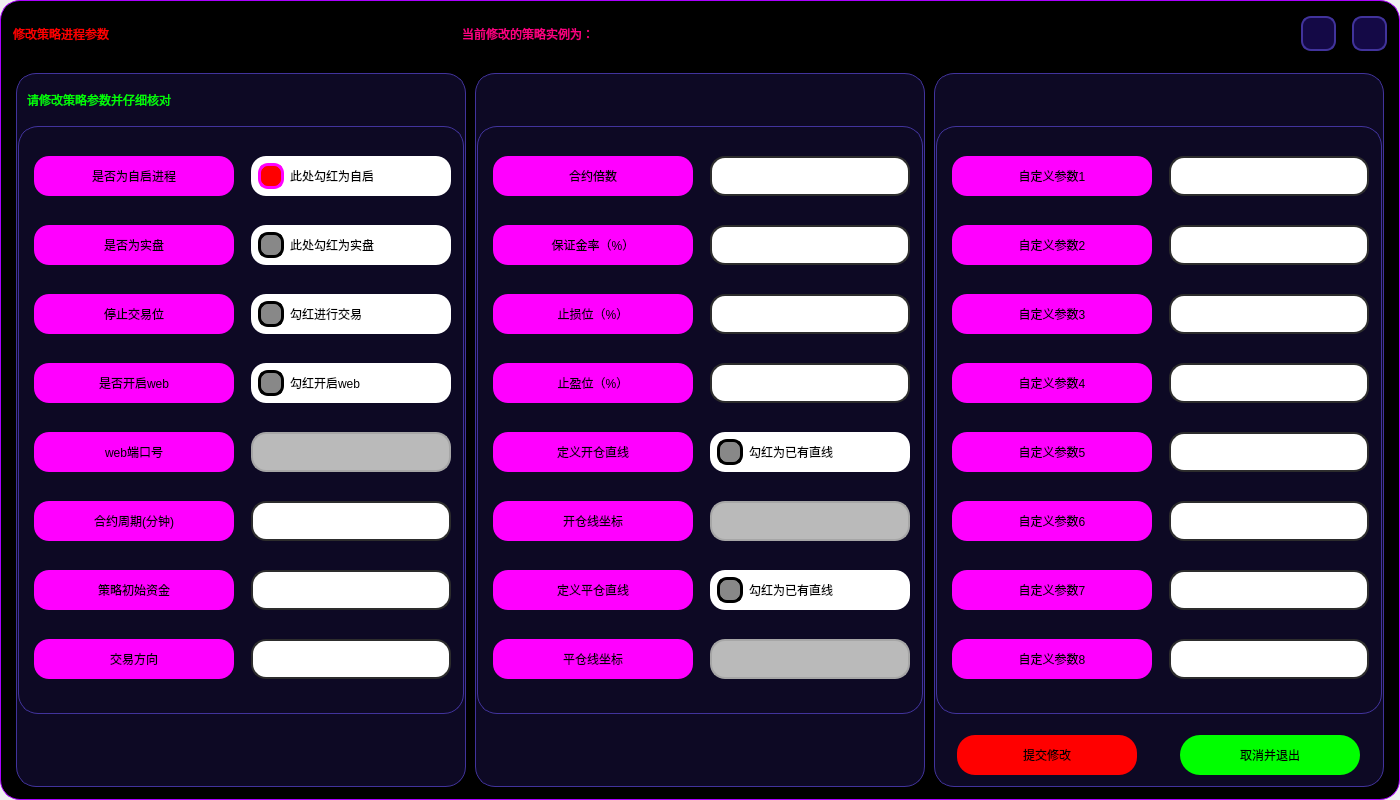
Old version of the form UI/ModifyParameters_dark.ui in the repository shiyindebcd/ProcessTrader.
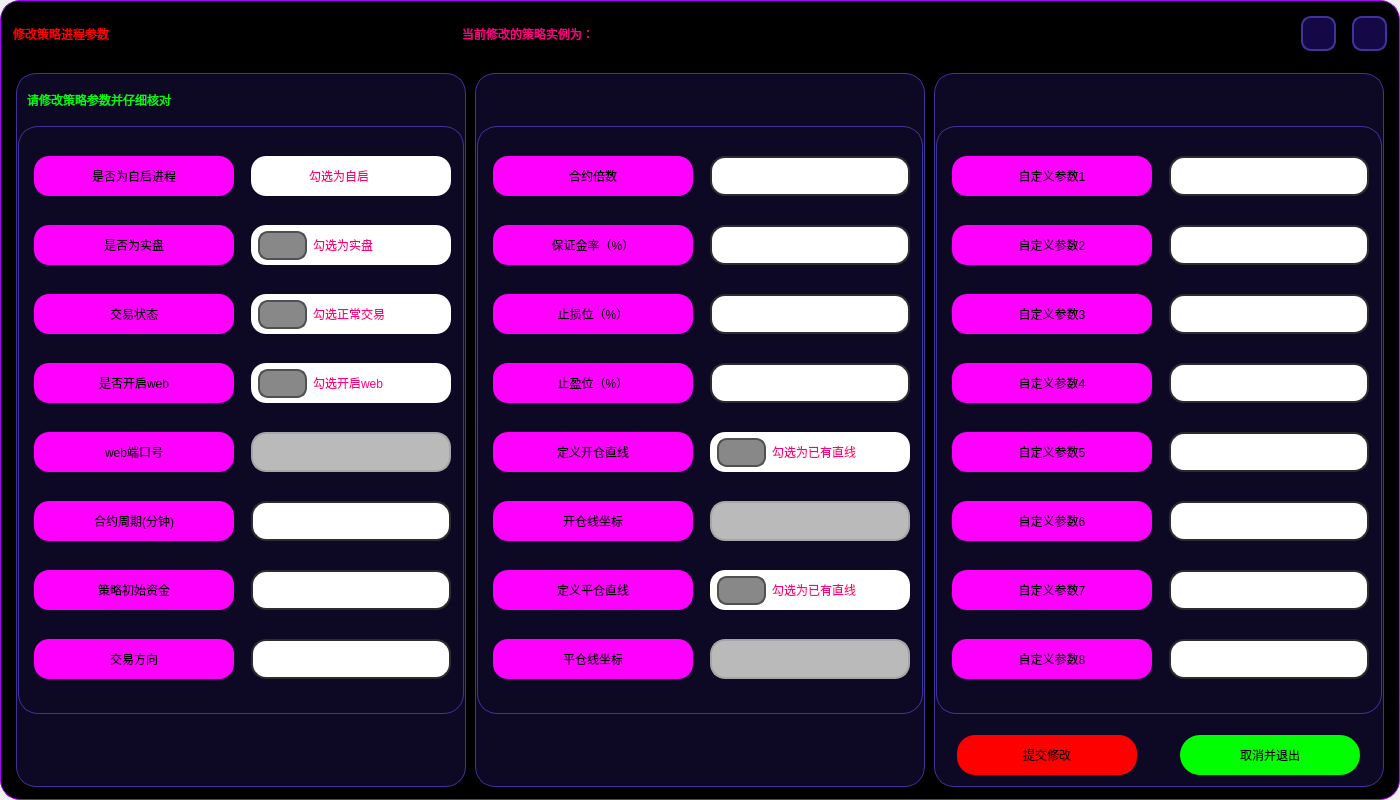
New version of the form. Icons and pictures are not drawn.

```diff
--- a/UI/ModifyParameters_dark.ui
+++ b/UI/ModifyParameters_dark.ui
@@ -594,7 +594,7 @@
 }</string>
                     </property>
                     <property name="text">
-                     <string>停止交易位</string>
+                     <string>交易状态</string>
                     </property>
                     <property name="alignment">
                      <set>Qt::AlignCenter</set>
@@ -856,6 +856,9 @@
                   </property>
                   <item>
                    <widget class="QCheckBox" name="checkBox_whether_self_start">
+                    <property name="enabled">
+                     <bool>true</bool>
+                    </property>
                     <property name="minimumSize">
                      <size>
                       <width>200</width>
@@ -870,8 +873,9 @@
                     </property>
                     <property name="styleSheet">
                      <string notr="true">QCheckBox{	
+	color: rgb(255, 0, 127);
 	background-color: rgb(255, 255, 255);
-	font: 700 16pt &quot;等线&quot;;
+	font: 700 14pt &quot;等线&quot;;
 	border-radius: 15px;
 	padding:3px 3px 3px 7px;
 }
@@ -879,19 +883,19 @@
 	border: 3px solid rgb(255, 85, 0);
 }
 QCheckBox::indicator {
-    width: 20px;
-    height: 20px;
+    width: 45px;
+    height: 25px;
     border-radius:10px;
 }
  
 QCheckBox::indicator:checked {
-    background-color:rgb(255, 0, 0);
-    border: 3px solid rgb(255, 0, 255);
-}
- 
+    background-color:rgb(0, 200, 0);
+    border: 3px solid rgb(255, 0, 0);
+	image: url(:/icon/icons/勾选.svg);
+ }
 QCheckBox::indicator:unchecked {
     background-color:rgb(136, 136, 136);
-    border:3px solid black;
+    border:2px solid rgb(80, 80, 80);
 }
 QCheckBox:disabled{
 	color: rgb(0, 0, 0);
@@ -900,7 +904,7 @@
 }</string>
                     </property>
                     <property name="text">
-                     <string>此处勾红为自启</string>
+                     <string>勾选为自启</string>
                     </property>
                     <property name="checked">
                      <bool>true</bool>
@@ -923,8 +927,9 @@
                     </property>
                     <property name="styleSheet">
                      <string notr="true">QCheckBox{	
+	color: rgb(255, 0, 127);
 	background-color: rgb(255, 255, 255);
-	font: 700 16pt &quot;等线&quot;;
+	font: 700 14pt &quot;等线&quot;;
 	border-radius: 15px;
 	padding:3px 3px 3px 7px;
 }
@@ -932,19 +937,19 @@
 	border: 3px solid rgb(255, 85, 0);
 }
 QCheckBox::indicator {
-    width: 20px;
-    height: 20px;
+    width: 45px;
+    height: 25px;
     border-radius:10px;
 }
  
 QCheckBox::indicator:checked {
-    background-color:rgb(255, 0, 0);
-    border: 3px solid rgb(255, 0, 255);
-}
- 
+    background-color:rgb(0, 200, 0);
+    border: 3px solid rgb(255, 0, 0);
+	image: url(:/icon/icons/勾选.svg);
+ }
 QCheckBox::indicator:unchecked {
     background-color:rgb(136, 136, 136);
-    border:3px solid black;
+    border:2px solid rgb(80, 80, 80);
 }
 QCheckBox:disabled{
 	color: rgb(0, 0, 0);
@@ -953,7 +958,7 @@
 }</string>
                     </property>
                     <property name="text">
-                     <string>此处勾红为实盘</string>
+                     <string>勾选为实盘</string>
                     </property>
                    </widget>
                   </item>
@@ -973,8 +978,9 @@
                     </property>
                     <property name="styleSheet">
                      <string notr="true">QCheckBox{	
+	color: rgb(255, 0, 127);
 	background-color: rgb(255, 255, 255);
-	font: 700 16pt &quot;等线&quot;;
+	font: 700 14pt &quot;等线&quot;;
 	border-radius: 15px;
 	padding:3px 3px 3px 7px;
 }
@@ -982,19 +988,19 @@
 	border: 3px solid rgb(255, 85, 0);
 }
 QCheckBox::indicator {
-    width: 20px;
-    height: 20px;
+    width: 45px;
+    height: 25px;
     border-radius:10px;
 }
  
 QCheckBox::indicator:checked {
-    background-color:rgb(255, 0, 0);
-    border: 3px solid rgb(255, 0, 255);
-}
- 
+    background-color:rgb(0, 200, 0);
+    border: 3px solid rgb(255, 0, 0);
+	image: url(:/icon/icons/勾选.svg);
+ }
 QCheckBox::indicator:unchecked {
     background-color:rgb(136, 136, 136);
-    border:3px solid black;
+    border:2px solid rgb(80, 80, 80);
 }
 QCheckBox:disabled{
 	color: rgb(0, 0, 0);
@@ -1003,7 +1009,7 @@
 }</string>
                     </property>
                     <property name="text">
-                     <string>勾红进行交易</string>
+                     <string>勾选正常交易</string>
                     </property>
                    </widget>
                   </item>
@@ -1023,8 +1029,9 @@
                     </property>
                     <property name="styleSheet">
                      <string notr="true">QCheckBox{	
+	color: rgb(255, 0, 127);
 	background-color: rgb(255, 255, 255);
-	font: 700 16pt &quot;等线&quot;;
+	font: 700 14pt &quot;等线&quot;;
 	border-radius: 15px;
 	padding:3px 3px 3px 7px;
 }
@@ -1032,19 +1039,19 @@
 	border: 3px solid rgb(255, 85, 0);
 }
 QCheckBox::indicator {
-    width: 20px;
-    height: 20px;
+    width: 45px;
+    height: 25px;
     border-radius:10px;
 }
  
 QCheckBox::indicator:checked {
-    background-color:rgb(255, 0, 0);
-    border: 3px solid rgb(255, 0, 255);
-}
- 
+    background-color:rgb(0, 200, 0);
+    border: 3px solid rgb(255, 0, 0);
+	image: url(:/icon/icons/勾选.svg);
+ }
 QCheckBox::indicator:unchecked {
     background-color:rgb(136, 136, 136);
-    border:3px solid black;
+    border:2px solid rgb(80, 80, 80);
 }
 QCheckBox:disabled{
 	color: rgb(0, 0, 0);
@@ -1053,7 +1060,7 @@
 }</string>
                     </property>
                     <property name="text">
-                     <string>勾红开启web</string>
+                     <string>勾选开启web</string>
                     </property>
                    </widget>
                   </item>
@@ -1946,8 +1953,9 @@
                     </property>
                     <property name="styleSheet">
                      <string notr="true">QCheckBox{	
+	color: rgb(255, 0, 127);
 	background-color: rgb(255, 255, 255);
-	font: 700 16pt &quot;等线&quot;;
+	font: 700 14pt &quot;等线&quot;;
 	border-radius: 15px;
 	padding:3px 3px 3px 7px;
 }
@@ -1955,19 +1963,19 @@
 	border: 3px solid rgb(255, 85, 0);
 }
 QCheckBox::indicator {
-    width: 20px;
-    height: 20px;
+    width: 45px;
+    height: 25px;
     border-radius:10px;
 }
  
 QCheckBox::indicator:checked {
-    background-color:rgb(255, 0, 0);
-    border: 3px solid rgb(255, 0, 255);
-}
- 
+    background-color:rgb(0, 200, 0);
+    border: 3px solid rgb(255, 0, 0);
+	image: url(:/icon/icons/勾选.svg);
+ }
 QCheckBox::indicator:unchecked {
     background-color:rgb(136, 136, 136);
-    border:3px solid black;
+    border:2px solid rgb(80, 80, 80);
 }
 QCheckBox:disabled{
 	color: rgb(0, 0, 0);
@@ -1976,7 +1984,7 @@
 }</string>
                     </property>
                     <property name="text">
-                     <string>勾红为已有直线</string>
+                     <string>勾选为已有直线</string>
                     </property>
                     <property name="checked">
                      <bool>false</bool>
@@ -2040,8 +2048,9 @@
                     </property>
                     <property name="styleSheet">
                      <string notr="true">QCheckBox{	
+	color: rgb(255, 0, 127);
 	background-color: rgb(255, 255, 255);
-	font: 700 16pt &quot;等线&quot;;
+	font: 700 14pt &quot;等线&quot;;
 	border-radius: 15px;
 	padding:3px 3px 3px 7px;
 }
@@ -2049,19 +2058,19 @@
 	border: 3px solid rgb(255, 85, 0);
 }
 QCheckBox::indicator {
-    width: 20px;
-    height: 20px;
+    width: 45px;
+    height: 25px;
     border-radius:10px;
 }
  
 QCheckBox::indicator:checked {
-    background-color:rgb(255, 0, 0);
-    border: 3px solid rgb(255, 0, 255);
-}
- 
+    background-color:rgb(0, 200, 0);
+    border: 3px solid rgb(255, 0, 0);
+	image: url(:/icon/icons/勾选.svg);
+ }
 QCheckBox::indicator:unchecked {
     background-color:rgb(136, 136, 136);
-    border:3px solid black;
+    border:2px solid rgb(80, 80, 80);
 }
 QCheckBox:disabled{
 	color: rgb(0, 0, 0);
@@ -2070,7 +2079,7 @@
 }</string>
                     </property>
                     <property name="text">
-                     <string>勾红为已有直线</string>
+                     <string>勾选为已有直线</string>
                     </property>
                    </widget>
                   </item>
```
Left out of the diff: 6 changed lines with no effect on the pictures.
